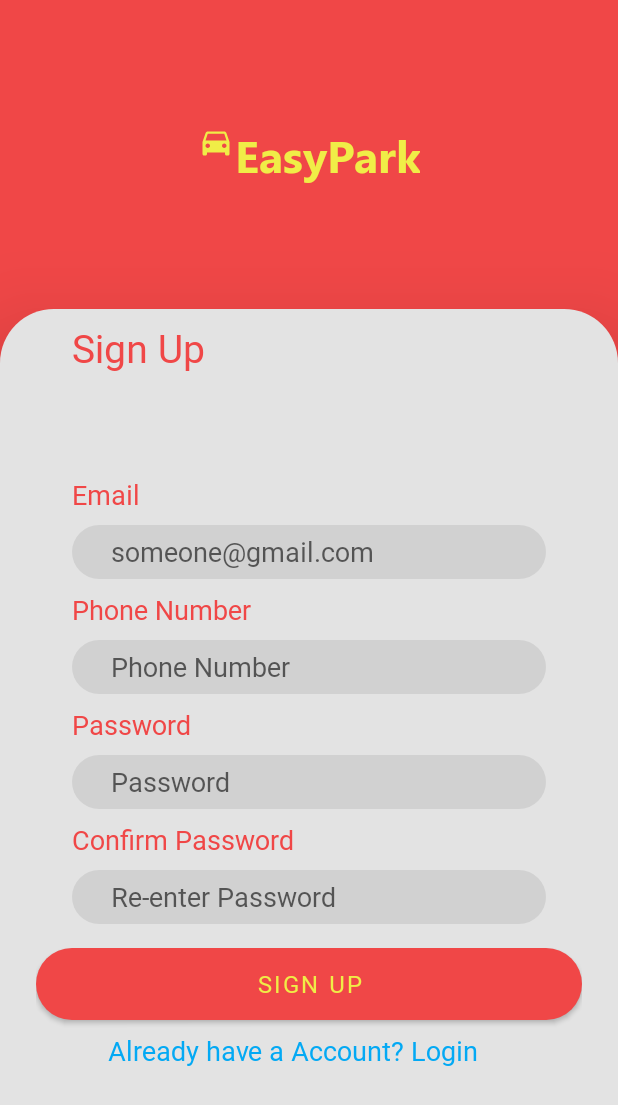
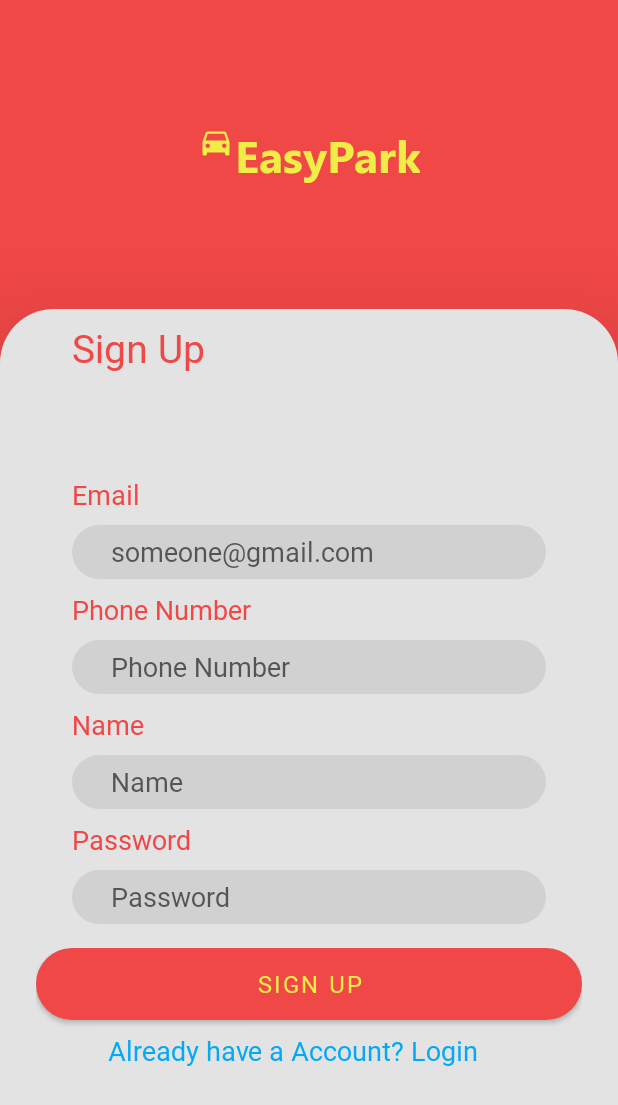
Before and after one commit to ninadpatil1452/E_Parking, an Android app: the screen it shows after launch (Signup_page), after a tap on "Register Instead", on a phone screen of 412 x 824 dp. Shown: the top 1105 px of the screen. Run offline under Robolectric (Android 15) with nearby library versions, the phone set to English and light mode, and no system bars; our stand-ins replace Firebase (no records; nobody signed in at launch, a user with empty details on screens opened directly).

Commit message:
Created new User data class to save the data of users. Also did the authentication using firebase for the email and password login. Using Firebase realtime Database, stored all user data while registration.

```diff
--- a/app/build.gradle
+++ b/app/build.gradle
@@ -24,6 +24,7 @@ android {
             proguardFiles getDefaultProguardFile('proguard-android-optimize.txt'), 'proguard-rules.pro'
         }
     }
+
     compileOptions {
         sourceCompatibility JavaVersion.VERSION_1_8
         targetCompatibility JavaVersion.VERSION_1_8
@@ -41,6 +42,7 @@ dependencies {
     implementation 'com.google.android.material:material:1.3.0'
     implementation 'androidx.constraintlayout:constraintlayout:2.0.4'
     implementation 'com.google.firebase:firebase-auth-ktx:21.0.1'
+    implementation 'com.google.firebase:firebase-database-ktx:20.0.0'
     testImplementation 'junit:junit:4.+'
     androidTestImplementation 'androidx.test.ext:junit:1.1.2'
     androidTestImplementation 'androidx.test.espresso:espresso-core:3.3.0'
--- a/app/src/main/java/com/example/e_parking/MainActivity.kt
+++ b/app/src/main/java/com/example/e_parking/MainActivity.kt
@@ -1,9 +1,15 @@
 package com.example.e_parking
 
+import android.content.ContentValues
 import android.content.Intent
 import android.os.Bundle
+import android.util.Log
+import android.widget.Button
+import android.widget.EditText
 import android.widget.TextView
+import android.widget.Toast
 import androidx.appcompat.app.AppCompatActivity
+import com.google.firebase.auth.FirebaseAuth
 
 
 class MainActivity : AppCompatActivity() {
@@ -14,11 +20,44 @@ class MainActivity : AppCompatActivity() {
         setContentView(R.layout.activity_main)
 
         val tvRegister = findViewById<TextView>(R.id.tv_register)
+        val tvForgotPassword = findViewById<TextView>(R.id.tv_Forgot)
+        val etEmail = findViewById<EditText>(R.id.email_text)
+        val etPassword = findViewById<EditText>(R.id.password_text)
+        val bSignIn = findViewById<Button>(R.id.sign_in_button)
+
         tvRegister.setOnClickListener{
             //Launch the registration screen when user clicks on the text
             val intent = Intent(this,Signup_page::class.java)
             startActivity(intent)
         }
+        tvForgotPassword.setOnClickListener {
+            val intent = Intent(this,ForgotPassword::class.java)
+            startActivity(intent)
+        }
+
+        bSignIn.setOnClickListener {
+
+            val email = etEmail.text.toString()
+            val password = etPassword.text.toString()
+            FirebaseAuth.getInstance().signInWithEmailAndPassword(email, password)
+                .addOnCompleteListener(this) { task ->
+                    if (task.isSuccessful) {
+                        // Login is success, update UI with the login user's information
+                        Log.d(ContentValues.TAG, "Login Success")
+
+                        val intent = Intent(this,home_page::class.java)
+                        startActivity(intent)
+
+//                        updateUI(user)
+                    } else {
+                        // If login fails, display a message to the user.
+                        Log.w(ContentValues.TAG, "Login Fail", task.exception)
+                        Toast.makeText(baseContext, "Login Failed!",
+                            Toast.LENGTH_SHORT).show()
+//                        updateUI(null)
+                    }
+                }
+        }
     }
 
 
--- /dev/null
+++ b/app/src/main/java/com/example/e_parking/User.kt
@@ -0,0 +1,5 @@
+package com.example.e_parking
+
+data class User(val uid: String, val email: String, val phone: String, val uname: String) {
+
+}
--- a/app/src/main/res/layout/activity_signup_page.xml
+++ b/app/src/main/res/layout/activity_signup_page.xml
@@ -69,6 +69,7 @@
                 android:textSize="18dp" />
 
             <EditText
+                android:id="@+id/et_email"
                 android:layout_width="match_parent"
                 android:layout_height="36dp"
                 android:layout_marginLeft="48dp"
@@ -92,6 +93,7 @@
                 android:textSize="18dp" />
 
             <EditText
+                android:id="@+id/et_number"
                 android:layout_width="match_parent"
                 android:layout_height="36dp"
                 android:layout_marginLeft="48dp"
@@ -111,11 +113,12 @@
                 android:layout_marginLeft="48dp"
                 android:layout_marginTop="8dp"
                 android:fontFamily="@font/seg_ui_semibold"
-                android:text="Password"
+                android:text="Name"
                 android:textColor="@color/base"
                 android:textSize="18dp" />
 
             <EditText
+                android:id="@+id/et_name"
                 android:layout_width="match_parent"
                 android:layout_height="36dp"
                 android:layout_marginLeft="48dp"
@@ -123,8 +126,8 @@
                 android:layout_marginRight="48dp"
                 android:background="@drawable/edit_text_background"
                 android:fontFamily="@font/seg_ui_semibold"
-                android:hint="Password"
-                android:inputType="textPassword"
+                android:hint="Name"
+                android:inputType="text"
                 android:paddingLeft="26dp"
                 android:paddingRight="26dp"
                 android:textColor="@color/black" />
@@ -134,11 +137,12 @@
                 android:layout_marginLeft="48dp"
                 android:layout_marginTop="8dp"
                 android:fontFamily="@font/seg_ui_semibold"
-                android:text="Confirm Password"
+                android:text="Password"
                 android:textColor="@color/base"
                 android:textSize="18dp" />
 
             <EditText
+                android:id="@+id/et_password"
                 android:layout_width="match_parent"
                 android:layout_height="36dp"
                 android:layout_marginLeft="48dp"
@@ -146,7 +150,7 @@
                 android:layout_marginRight="48dp"
                 android:background="@drawable/edit_text_background"
                 android:fontFamily="@font/seg_ui_semibold"
-                android:hint="Re-enter Password"
+                android:hint="Password"
                 android:inputType="textPassword"
                 android:paddingLeft="26dp"
                 android:paddingRight="26dp"
@@ -161,7 +165,9 @@
                 android:orientation="vertical"
 
                 >
+
                 <Button
+                    android:id="@+id/b_register"
                     android:layout_width="match_parent"
                     android:layout_height="wrap_content"
                     android:layout_weight="1"
```
Also changed, not shown: app/src/main/AndroidManifest.xml (+4 -8 lines), app/src/main/java/com/example/e_parking/ForgotPassword.kt (+33 -27 lines), app/src/main/java/com/example/e_parking/Signup_page.kt (+66 -12 lines), app/src/main/java/com/example/e_parking/home_page.kt (added, +11 -0 lines), app/src/main/res/layout/activity_home_page.xml (added, +18 -0 lines), app/src/main/res/layout/activity_main.xml (+6 -4 lines).
